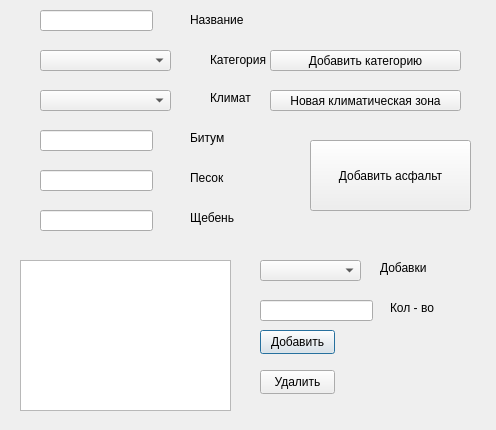
Above: ui/dialogs/dlg_add_asph.ui from onel6un/asphprod before the change. Below: the same form after it.
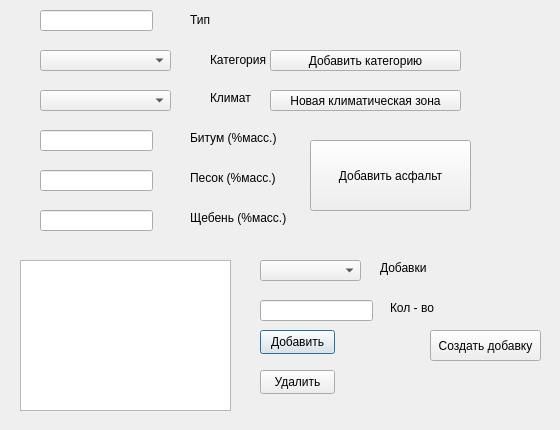
That is the form after the change.

```diff
--- a/ui/dialogs/dlg_add_asph.ui
+++ b/ui/dialogs/dlg_add_asph.ui
@@ -6,7 +6,7 @@
    <rect>
     <x>0</x>
     <y>0</y>
-    <width>496</width>
+    <width>560</width>
     <height>430</height>
    </rect>
   </property>
@@ -104,12 +104,12 @@
     <rect>
      <x>190</x>
      <y>130</y>
-     <width>48</width>
+     <width>101</width>
      <height>16</height>
     </rect>
    </property>
    <property name="text">
-    <string>Битум</string>
+    <string>Битум (%масс.)</string>
    </property>
   </widget>
   <widget class="QLabel" name="label_4">
@@ -117,12 +117,12 @@
     <rect>
      <x>190</x>
      <y>170</y>
-     <width>48</width>
+     <width>101</width>
      <height>16</height>
     </rect>
    </property>
    <property name="text">
-    <string>Песок</string>
+    <string>Песок (%масс.)</string>
    </property>
   </widget>
   <widget class="QLabel" name="label_5">
@@ -130,12 +130,12 @@
     <rect>
      <x>190</x>
      <y>210</y>
-     <width>48</width>
+     <width>111</width>
      <height>16</height>
     </rect>
    </property>
    <property name="text">
-    <string>Щебень</string>
+    <string>Щебень (%масс.)</string>
    </property>
   </widget>
   <widget class="QLabel" name="label_6">
@@ -243,7 +243,7 @@
     </rect>
    </property>
    <property name="text">
-    <string>Название</string>
+    <string>Тип</string>
    </property>
   </widget>
   <widget class="QPushButton" name="btnAddCtg">
@@ -272,6 +272,19 @@
     <string>Новая климатическая зона</string>
    </property>
   </widget>
+  <widget class="QPushButton" name="btnNewSpp">
+   <property name="geometry">
+    <rect>
+     <x>430</x>
+     <y>330</y>
+     <width>111</width>
+     <height>31</height>
+    </rect>
+   </property>
+   <property name="text">
+    <string>Создать добавку</string>
+   </property>
+  </widget>
  </widget>
  <resources/>
  <connections/>
```
